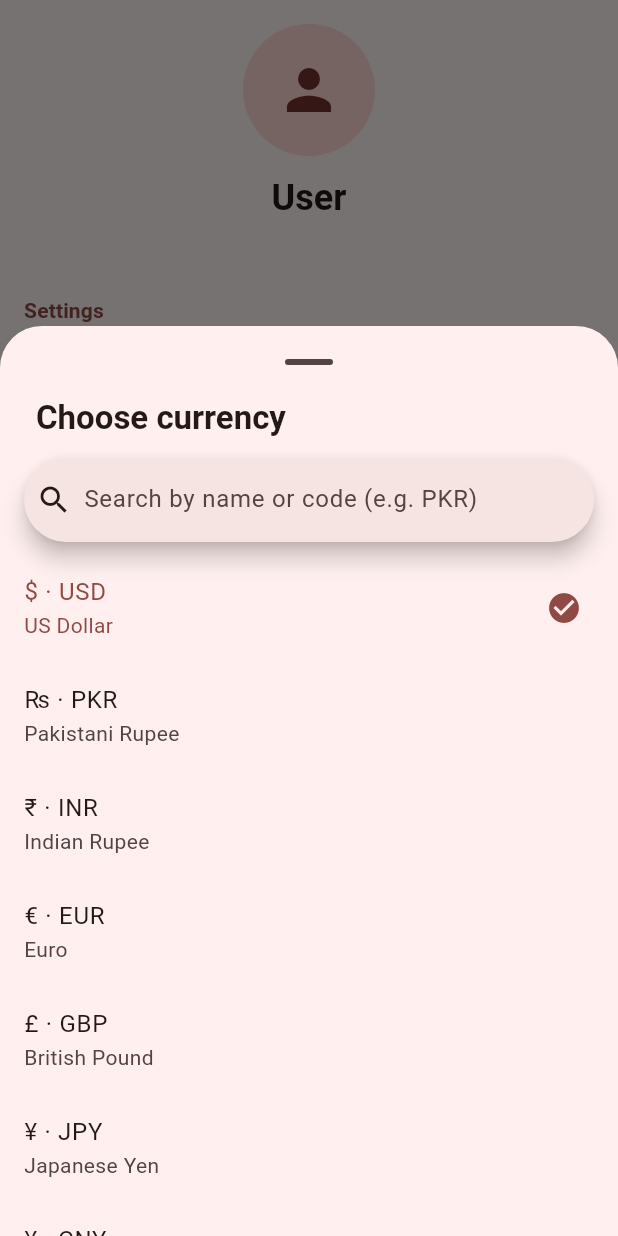
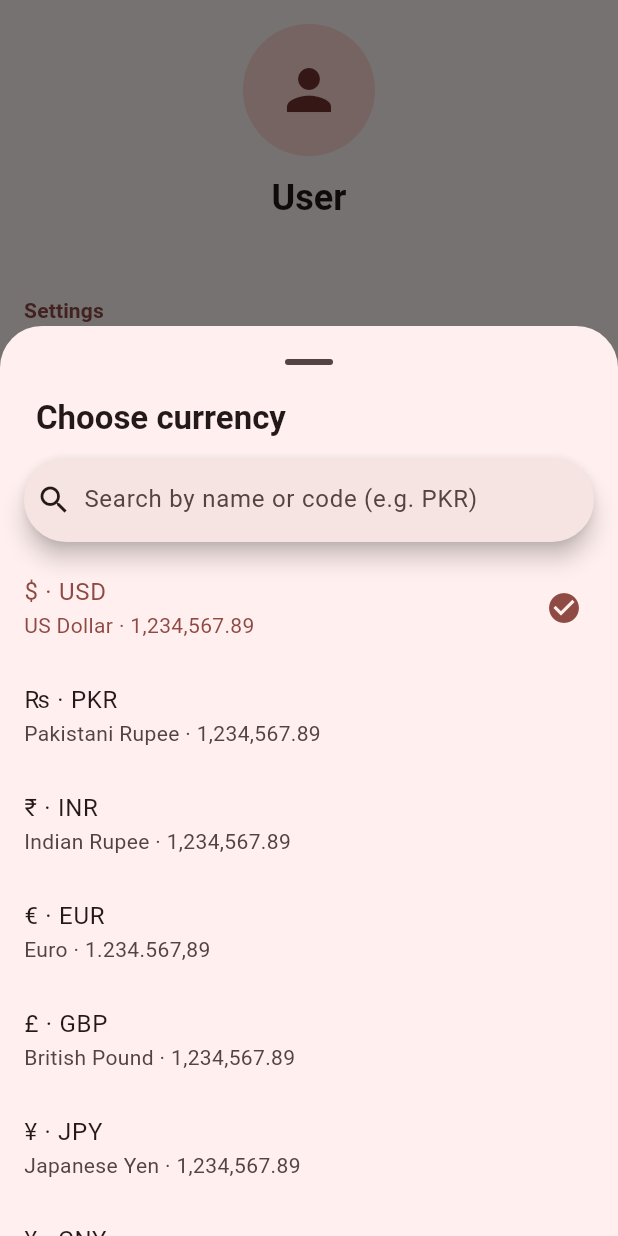
Before and after one commit to arslanriaz038/expense_tracking_app, a Flutter app: the MoreTab screen opened directly, after a tap on "Currency", on a phone screen of 412 x 824 dp. Run offline on Flutter 3.47's test engine with Material 3 defaults, Android fonts, the phone set to English and light mode, and no system bars; our stand-ins replace cloud_firestore, connectivity_plus, equatable, firebase_auth, firebase_core, firebase_storage and 9 more; accounts and stored records are empty.

Commit message:
Add locale-aware currency formatting
Introduce locale-aware number formatting for currencies.

- Add numberFormatLocale and formatExample to AppCurrency and populate locales for registry entries so each currency can display a localized example (using intl).
- MoneyFormat: use the selected currency's locale for formatting and input parsing, pass locale into MoneyInputFormatter, and simplify parse fallback to plain double parsing.
- MoneyInputFormatter: derive default locale from AppCurrencyRegistry/MyPref (updated imports) so input grouping/decimals match the currency locale.
- Add a dedicated _AmountInputField widget in the add expense screen that listens for currency changes, reformats the amount input, and keys the field by currency code to ensure correct rebuilding.
- Show the localized format example in the currency picker and currency settings subtitle.

These changes ensure amounts are displayed and edited using the appropriate grouping and decimal conventions for the chosen currency.

```diff
--- a/lib/models/app_currency.dart
+++ b/lib/models/app_currency.dart
@@ -1,18 +1,27 @@
+import 'package:intl/intl.dart';
+
 class AppCurrency {
   const AppCurrency({
     required this.code,
     required this.symbol,
     required this.name,
+    required this.numberFormatLocale,
     this.searchTerms = const [],
   });
 
   final String code;
   final String symbol;
   final String name;
+
+  /// Locale used for grouping/decimals (e.g. `de_DE` → 1.234.567,89).
+  final String numberFormatLocale;
   final List<String> searchTerms;
 
   String get displayLabel => '$symbol · $code';
   String get listSubtitle => name;
+
+  String get formatExample =>
+      NumberFormat('#,##0.00', numberFormatLocale).format(1234567.89);
 
   bool matchesQuery(String query) {
     final q = query.trim().toLowerCase();
@@ -22,6 +31,8 @@ class AppCurrency {
       code,
       name,
       symbol,
+      numberFormatLocale,
+      formatExample,
       ...searchTerms,
     ].join(' ').toLowerCase();
 
@@ -35,46 +46,189 @@ class AppCurrencyRegistry {
   static const defaultCode = 'USD';
 
   static const List<AppCurrency> all = [
-    AppCurrency(code: 'USD', symbol: r'$', name: 'US Dollar'),
+    AppCurrency(
+      code: 'USD',
+      symbol: r'$',
+      name: 'US Dollar',
+      numberFormatLocale: 'en_US',
+    ),
     AppCurrency(
       code: 'PKR',
       symbol: '₨',
       name: 'Pakistani Rupee',
+      numberFormatLocale: 'en_PK',
       searchTerms: ['pakistan', 'pakistani', 'rupee'],
     ),
     AppCurrency(
       code: 'INR',
       symbol: '₹',
       name: 'Indian Rupee',
+      numberFormatLocale: 'en_IN',
       searchTerms: ['india', 'indian'],
     ),
-    AppCurrency(code: 'EUR', symbol: '€', name: 'Euro'),
-    AppCurrency(code: 'GBP', symbol: '£', name: 'British Pound'),
-    AppCurrency(code: 'JPY', symbol: '¥', name: 'Japanese Yen'),
-    AppCurrency(code: 'CNY', symbol: '¥', name: 'Chinese Yuan'),
-    AppCurrency(code: 'AED', symbol: 'د.إ', name: 'UAE Dirham'),
-    AppCurrency(code: 'SAR', symbol: '﷼', name: 'Saudi Riyal'),
-    AppCurrency(code: 'CAD', symbol: r'$', name: 'Canadian Dollar'),
-    AppCurrency(code: 'AUD', symbol: r'A$', name: 'Australian Dollar'),
-    AppCurrency(code: 'CHF', symbol: 'CHF', name: 'Swiss Franc'),
-    AppCurrency(code: 'SEK', symbol: 'kr', name: 'Swedish Krona'),
-    AppCurrency(code: 'NOK', symbol: 'kr', name: 'Norwegian Krone'),
-    AppCurrency(code: 'DKK', symbol: 'kr', name: 'Danish Krone'),
-    AppCurrency(code: 'PLN', symbol: 'zł', name: 'Polish Zloty'),
-    AppCurrency(code: 'TRY', symbol: '₺', name: 'Turkish Lira'),
-    AppCurrency(code: 'BRL', symbol: r'R$', name: 'Brazilian Real'),
-    AppCurrency(code: 'MXN', symbol: r'$', name: 'Mexican Peso'),
-    AppCurrency(code: 'ZAR', symbol: 'R', name: 'South African Rand'),
-    AppCurrency(code: 'SGD', symbol: r'S$', name: 'Singapore Dollar'),
-    AppCurrency(code: 'HKD', symbol: r'HK$', name: 'Hong Kong Dollar'),
-    AppCurrency(code: 'KRW', symbol: '₩', name: 'South Korean Won'),
-    AppCurrency(code: 'THB', symbol: '฿', name: 'Thai Baht'),
-    AppCurrency(code: 'MYR', symbol: 'RM', name: 'Malaysian Ringgit'),
-    AppCurrency(code: 'IDR', symbol: 'Rp', name: 'Indonesian Rupiah'),
-    AppCurrency(code: 'PHP', symbol: '₱', name: 'Philippine Peso'),
-    AppCurrency(code: 'NGN', symbol: '₦', name: 'Nigerian Naira'),
-    AppCurrency(code: 'EGP', symbol: 'E£', name: 'Egyptian Pound'),
-    AppCurrency(code: 'NZD', symbol: r'NZ$', name: 'New Zealand Dollar'),
+    AppCurrency(
+      code: 'EUR',
+      symbol: '€',
+      name: 'Euro',
+      numberFormatLocale: 'de_DE',
+      searchTerms: ['europe', 'germany', 'eurozone'],
+    ),
+    AppCurrency(
+      code: 'GBP',
+      symbol: '£',
+      name: 'British Pound',
+      numberFormatLocale: 'en_GB',
+    ),
+    AppCurrency(
+      code: 'JPY',
+      symbol: '¥',
+      name: 'Japanese Yen',
+      numberFormatLocale: 'ja_JP',
+    ),
+    AppCurrency(
+      code: 'CNY',
+      symbol: '¥',
+      name: 'Chinese Yuan',
+      numberFormatLocale: 'zh_CN',
+    ),
+    AppCurrency(
+      code: 'AED',
+      symbol: 'د.إ',
+      name: 'UAE Dirham',
+      numberFormatLocale: 'ar_AE',
+    ),
+    AppCurrency(
+      code: 'SAR',
+      symbol: '﷼',
+      name: 'Saudi Riyal',
+      numberFormatLocale: 'ar_SA',
+    ),
+    AppCurrency(
+      code: 'CAD',
+      symbol: r'$',
+      name: 'Canadian Dollar',
+      numberFormatLocale: 'en_CA',
+    ),
+    AppCurrency(
+      code: 'AUD',
+      symbol: r'A$',
+      name: 'Australian Dollar',
+      numberFormatLocale: 'en_AU',
+    ),
+    AppCurrency(
+      code: 'CHF',
+      symbol: 'CHF',
+      name: 'Swiss Franc',
+      numberFormatLocale: 'de_CH',
+    ),
+    AppCurrency(
+      code: 'SEK',
+      symbol: 'kr',
+      name: 'Swedish Krona',
+      numberFormatLocale: 'sv_SE',
+    ),
+    AppCurrency(
+      code: 'NOK',
+      symbol: 'kr',
+      name: 'Norwegian Krone',
+      numberFormatLocale: 'nb_NO',
+    ),
+    AppCurrency(
+      code: 'DKK',
+      symbol: 'kr',
+      name: 'Danish Krone',
+      numberFormatLocale: 'da_DK',
+    ),
+    AppCurrency(
+      code: 'PLN',
+      symbol: 'zł',
+      name: 'Polish Zloty',
+      numberFormatLocale: 'pl_PL',
+    ),
+    AppCurrency(
+      code: 'TRY',
+      symbol: '₺',
+      name: 'Turkish Lira',
+      numberFormatLocale: 'tr_TR',
+    ),
+    AppCurrency(
+      code: 'BRL',
+      symbol: r'R$',
+      name: 'Brazilian Real',
+      numberFormatLocale: 'pt_BR',
+    ),
+    AppCurrency(
+      code: 'MXN',
+      symbol: r'$',
+      name: 'Mexican Peso',
+      numberFormatLocale: 'es_MX',
+    ),
+    AppCurrency(
+      code: 'ZAR',
+      symbol: 'R',
+      name: 'South African Rand',
+      numberFormatLocale: 'en_ZA',
+    ),
+    AppCurrency(
+      code: 'SGD',
+      symbol: r'S$',
+      name: 'Singapore Dollar',
+      numberFormatLocale: 'en_SG',
+    ),
+    AppCurrency(
+      code: 'HKD',
+      symbol: r'HK$',
+      name: 'Hong Kong Dollar',
+      numberFormatLocale: 'zh_HK',
+    ),
+    AppCurrency(
+      code: 'KRW',
+      symbol: '₩',
+      name: 'South Korean Won',
+      numberFormatLocale: 'ko_KR',
+    ),
+    AppCurrency(
+      code: 'THB',
+      symbol: '฿',
+      name: 'Thai Baht',
+      numberFormatLocale: 'th_TH',
+    ),
+    AppCurrency(
+      code: 'MYR',
+      symbol: 'RM',
+      name: 'Malaysian Ringgit',
+      numberFormatLocale: 'ms_MY',
+    ),
+    AppCurrency(
+      code: 'IDR',
+      symbol: 'Rp',
+      name: 'Indonesian Rupiah',
+      numberFormatLocale: 'id_ID',
+    ),
+    AppCurrency(
+      code: 'PHP',
+      symbol: '₱',
+      name: 'Philippine Peso',
+      numberFormatLocale: 'en_PH',
+    ),
+    AppCurrency(
+      code: 'NGN',
+      symbol: '₦',
+      name: 'Nigerian Naira',
+      numberFormatLocale: 'en_NG',
+    ),
+    AppCurrency(
+      code: 'EGP',
+      symbol: 'E£',
+      name: 'Egyptian Pound',
+      numberFormatLocale: 'ar_EG',
+    ),
+    AppCurrency(
+      code: 'NZD',
+      symbol: r'NZ$',
+      name: 'New Zealand Dollar',
+      numberFormatLocale: 'en_NZ',
+    ),
   ];
 
   static AppCurrency forCode(String? code) {
--- a/lib/utils/money_format.dart
+++ b/lib/utils/money_format.dart
@@ -10,10 +10,10 @@ class MoneyFormat {
   /// Largest amount allowed in inputs (12 whole digits + cents).
   static const double maxAmount = 999999999999.99;
 
-  static String get _locale => Intl.getCurrentLocale();
-
   static AppCurrency get _currency =>
       AppCurrencyRegistry.forCode(MyPref.getCurrencyCode());
+
+  static String get _locale => _currency.numberFormatLocale;
 
   static bool _hasCents(double amount) {
     final cents = (amount.abs() * 100).round();
@@ -21,6 +21,7 @@ class MoneyFormat {
   }
 
   static NumberFormat _formatterFor(double amount) => NumberFormat.currency(
+        locale: _locale,
         symbol: _currency.symbol,
         decimalDigits: _hasCents(amount) ? 2 : 0,
       );
@@ -28,7 +29,8 @@ class MoneyFormat {
   static NumberFormat get _inputNumberFormat =>
       NumberFormat('#,##0.##', _locale);
 
-  static TextInputFormatter get inputFormatter => MoneyInputFormatter();
+  static TextInputFormatter get inputFormatter =>
+      MoneyInputFormatter(locale: _locale);
 
   static String format(double amount) => _formatterFor(amount).format(amount);
 
@@ -67,10 +69,8 @@ class MoneyFormat {
       final amount = _inputNumberFormat.parse(trimmed);
       return amount.toDouble();
     } catch (_) {
-      // Fallback for legacy values saved without locale-aware formatting.
-      final cleaned =
-          trimmed.replaceAll(RegExp(r'[^\d.,\-]'), '').replaceAll(',', '');
-      return double.tryParse(cleaned);
+      // Fallback for plain numeric strings (e.g. legacy storage).
+      return double.tryParse(trimmed);
     }
   }
 }
--- a/lib/utils/money_input_formatter.dart
+++ b/lib/utils/money_input_formatter.dart
@@ -1,11 +1,16 @@
+import 'package:expense_tracking_app/models/app_currency.dart';
+import 'package:expense_tracking_app/utils/my_pref.dart';
+import 'package:flutter/services.dart';
 import 'package:intl/intl.dart';
-import 'package:flutter/services.dart';
 
 /// Formats numeric input with locale-aware thousands grouping and decimals.
 ///
 /// Examples (en_US): `1000` → `1,000`, `1234.5` → `1,234.5`
 class MoneyInputFormatter extends TextInputFormatter {
-  MoneyInputFormatter({String? locale}) : _locale = locale ?? Intl.getCurrentLocale();
+  MoneyInputFormatter({String? locale})
+      : _locale = locale ??
+            AppCurrencyRegistry.forCode(MyPref.getCurrencyCode())
+                .numberFormatLocale;
 
   /// Max digits before the decimal point (avoids int/double overflow).
   static const int maxWholeDigits = 12;
--- a/lib/views/add_expense/view/add_expense_screen.dart
+++ b/lib/views/add_expense/view/add_expense_screen.dart
@@ -142,37 +142,7 @@ class _AddExpensePageState extends State<AddExpensePage> {
                       ),
                     ),
                     const SizedBox(height: 16),
-                    ListenableBuilder(
-                      listenable: CurrencyNotifier.instance,
-                      builder: (context, _) {
-                        final currency = AppCurrencyRegistry.forCode(
-                          MyPref.getCurrencyCode(),
-                        );
-                        return MyInputField(
-                          controller: cubit.amountController,
-                          keyboardType: const TextInputType.numberWithOptions(
-                            decimal: true,
-                          ),
-                          inputFormatters: [MoneyFormat.inputFormatter],
-                          hintText: 'Amount',
-                          validator: AppFormFieldValidator.amountValidator,
-                          prefix: Padding(
-                            padding: const EdgeInsets.only(left: 12, right: 4),
-                            child: Text(
-                              currency.symbol,
-                              style: Theme.of(context)
-                                  .textTheme
-                                  .bodyMedium
-                                  ?.copyWith(
-                                    fontSize: 18,
-                                    fontWeight: FontWeight.w600,
-                                    color: ColorName.gray,
-                                  ),
-                            ),
-                          ),
-                        );
-                      },
-                    ),
+                    _AmountInputField(cubit: cubit),
                     const SizedBox(height: 16),
                     TransactionDatePicker(
                       selectedDate: cubit.selectedDate,
@@ -308,3 +278,70 @@ class _AddExpensePageState extends State<AddExpensePage> {
     );
   }
 }
+
+class _AmountInputField extends StatefulWidget {
+  const _AmountInputField({required this.cubit});
+
+  final ExpensesCubit cubit;
+
+  @override
+  State<_AmountInputField> createState() => _AmountInputFieldState();
+}
+
+class _AmountInputFieldState extends State<_AmountInputField> {
+  @override
+  void initState() {
+    super.initState();
+    CurrencyNotifier.instance.addListener(_onCurrencyChanged);
+  }
+
+  @override
+  void dispose() {
+    CurrencyNotifier.instance.removeListener(_onCurrencyChanged);
+    super.dispose();
+  }
+
+  void _onCurrencyChanged() {
+    _reformatAmount();
+    setState(() {});
+  }
+
+  void _reformatAmount() {
+    final controller = widget.cubit.amountController;
+    final raw = controller.text;
+    if (raw.isEmpty) return;
+
+    final formatted = MoneyFormat.formatForInput(raw);
+    if (formatted == raw) return;
+
+    controller.value = TextEditingValue(
+      text: formatted,
+      selection: TextSelection.collapsed(offset: formatted.length),
+    );
+  }
+
+  @override
+  Widget build(BuildContext context) {
+    final currency = AppCurrencyRegistry.forCode(MyPref.getCurrencyCode());
+
+    return MyInputField(
+      key: ValueKey('amount_${currency.code}'),
+      controller: widget.cubit.amountController,
+      keyboardType: const TextInputType.numberWithOptions(decimal: true),
+      inputFormatters: [MoneyFormat.inputFormatter],
+      hintText: 'Amount',
+      validator: AppFormFieldValidator.amountValidator,
+      prefix: Padding(
+        padding: const EdgeInsets.only(left: 12, right: 4),
+        child: Text(
+          currency.symbol,
+          style: Theme.of(context).textTheme.bodyMedium?.copyWith(
+                fontSize: 18,
+                fontWeight: FontWeight.w600,
+                color: ColorName.gray,
+              ),
+        ),
+      ),
+    );
+  }
+}
--- a/lib/widgets/currency_picker_sheet.dart
+++ b/lib/widgets/currency_picker_sheet.dart
@@ -100,7 +100,9 @@ class _CurrencyPickerSheetState extends State<_CurrencyPickerSheet> {
 
                         return ListTile(
                           title: Text(currency.displayLabel),
-                          subtitle: Text(currency.listSubtitle),
+                          subtitle: Text(
+                            '${currency.listSubtitle} · ${currency.formatExample}',
+                          ),
                           trailing: selected
                               ? Icon(
                                   Icons.check_circle,
--- a/lib/widgets/currency_setting_tile.dart
+++ b/lib/widgets/currency_setting_tile.dart
@@ -35,7 +35,9 @@ class _CurrencySettingTileState extends State<CurrencySettingTile> {
     return ListTile(
       leading: const Icon(Icons.payments_outlined),
       title: const Text('Currency'),
-      subtitle: Text('${_currency.name} (${_currency.code})'),
+      subtitle: Text(
+        '${_currency.name} (${_currency.code}) · ${_currency.formatExample}',
+      ),
       trailing: Row(
         mainAxisSize: MainAxisSize.min,
         children: [
```
